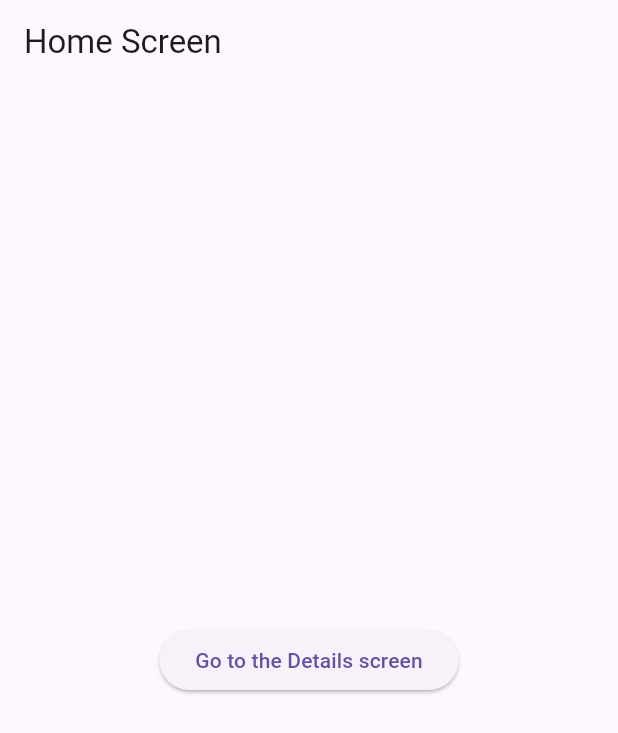
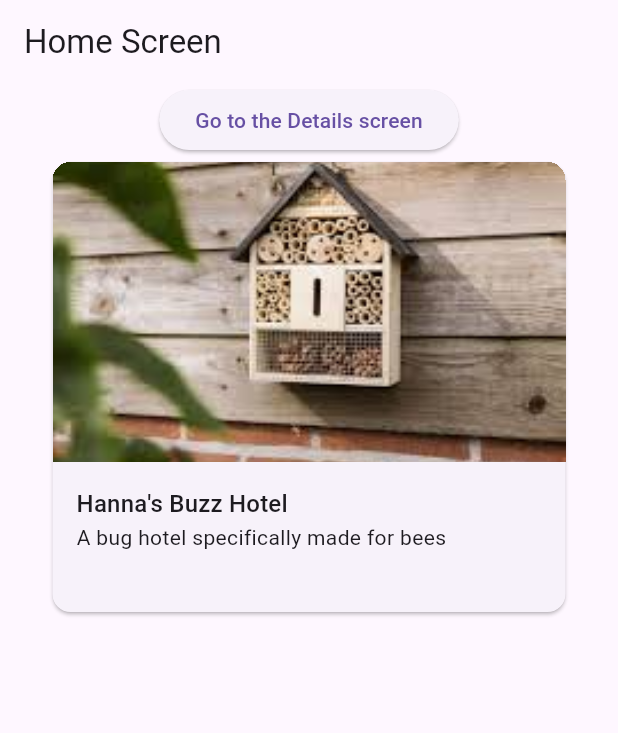
Before and after one commit to stihan01/mobile-computing-nestify, a Flutter app: the screen it shows after launch, on a phone screen of 412 x 824 dp. Shown: the top 733 px of the screen. Run offline on Flutter 3.47's test engine with Material 3 defaults, Android fonts, the phone set to English and light mode, and no system bars; our stand-ins replace go_router.

Commit message:
made preview card of a post

```diff
--- a/lib/pages/homePage.dart
+++ b/lib/pages/homePage.dart
@@ -1,5 +1,6 @@
 import 'package:flutter/material.dart';
 import 'package:go_router/go_router.dart';
+import 'package:nestify/widgets/PreviewCard.dart';
 
 class HomeScreen extends StatelessWidget {
   /// Constructs a [HomeScreen]
@@ -10,11 +11,19 @@ class HomeScreen extends StatelessWidget {
     return Scaffold(
       appBar: AppBar(title: const Text('Home Screen')),
       body: Center(
-        child: ElevatedButton(
-          onPressed: () => context.go('/details'),
-          child: const Text('Go to the Details screen'),
-        ),
-      ),
+          child: Column(
+        children: [
+          ElevatedButton(
+            onPressed: () => context.go('/details'),
+            child: const Text('Go to the Details screen'),
+          ),
+          PreviewCard(
+            image: 'assets/images/buzzhotel.jpg',
+            title: "Hanna's Buzz Hotel",
+            description: "A bug hotel specifically made for bees",
+          ),
+        ],
+      )),
     );
   }
 }
--- /dev/null
+++ b/lib/widgets/PreviewCard.dart
@@ -0,0 +1,58 @@
+import 'package:flutter/material.dart';
+
+class PreviewCard extends StatelessWidget {
+  final String image;
+  final String title;
+  final String description;
+
+  const PreviewCard(
+      {required this.image,
+      required this.title,
+      required this.description,
+      super.key});
+
+  @override
+  Widget build(BuildContext context) {
+    return SizedBox(
+      width: 350,
+      child: Card(
+        clipBehavior: Clip.hardEdge,
+        child: InkWell(
+          splashColor: Colors.blue.withAlpha(30),
+          onTap: () {
+            debugPrint('Card tapped.');
+          },
+          child: Column(children: [
+            Container(
+              height: 200,
+              width: 350,
+              child: Image.asset(
+                image,
+                fit: BoxFit.cover,
+              ),
+            ),
+            Container(
+              height: 100,
+              width: 350,
+              child: Padding(
+                  padding: EdgeInsets.all(16),
+                  child: Column(
+                    crossAxisAlignment: CrossAxisAlignment.start,
+                    children: [
+                      Text(
+                        title,
+                        style: Theme.of(context).textTheme.titleMedium,
+                      ),
+                      Text(
+                        description,
+                        style: Theme.of(context).textTheme.bodyMedium,
+                      ),
+                    ],
+                  )),
+            )
+          ]),
+        ),
+      ),
+    );
+  }
+}
--- a/pubspec.yaml
+++ b/pubspec.yaml
@@ -1,6 +1,6 @@
 name: nestify
 description: "A new Flutter project."
-publish_to: 'none'
+publish_to: "none"
 version: 0.1.0
 
 environment:
@@ -18,3 +18,5 @@ dev_dependencies:
 
 flutter:
   uses-material-design: true
+  assets:
+    - assets/images/buzzhotel.jpg
```
Also changed, not shown: assets/images/buzzhotel.jpg (added).
